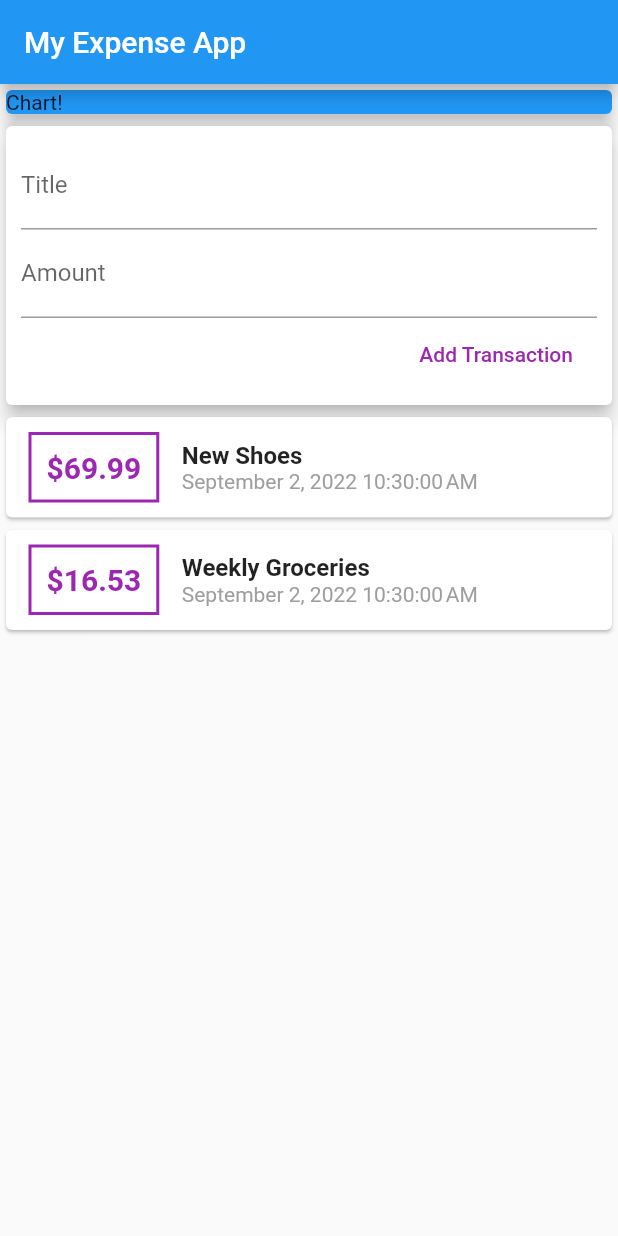
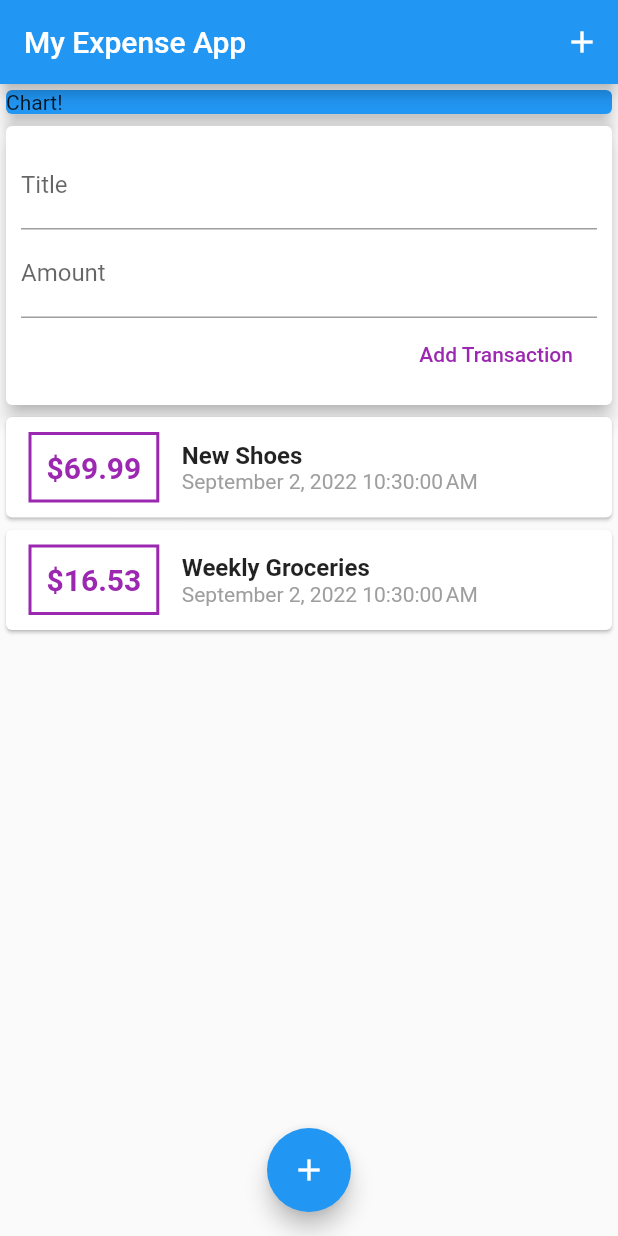
Before and after one commit to abdullah-bd/my_expense_app, a Flutter app: the screen it shows after launch, on a phone screen of 412 x 824 dp. Run offline on Flutter 3.47's test engine with Material 2 defaults, Android fonts, the phone set to English and light mode, and no system bars.

Commit message:
93 ends here. FAB and actions.

```diff
--- a/lib/main.dart
+++ b/lib/main.dart
@@ -28,6 +28,13 @@ class MyHomePage extends StatelessWidget {
     return Scaffold(
       appBar: AppBar(
         title: const Text('My Expense App'),
+        actions: [
+          IconButton(
+            icon: const Icon(Icons.add),
+            onPressed: () {
+            },
+          ),
+        ],
       ),
       body: SingleChildScrollView(
         child: Column(
@@ -46,6 +53,15 @@ class MyHomePage extends StatelessWidget {
           ],
         ),
       ),
+      floatingActionButtonLocation: FloatingActionButtonLocation.centerFloat,
+      floatingActionButton: FloatingActionButton(
+        child: const Icon(Icons.add),
+
+        onPressed: () {
+
+
+        },
+      ),
     );
   }
 }
--- a/lib/widgets/transaction_list.dart
+++ b/lib/widgets/transaction_list.dart
@@ -27,7 +27,7 @@ class TransactionList extends StatelessWidget {
                   decoration: BoxDecoration(
                       border: Border.all(color: Colors.purple, width: 2)),
                   child: Text(
-                    '\$${tx.amount}',
+                    '\$${tx.amount.toStringAsFixed(2)}',
                     style: TextStyle(
                       color: Colors.purple,
                       fontSize: 20,
@@ -56,7 +56,6 @@ class TransactionList extends StatelessWidget {
               ],
             ),
           );
-
         },
         itemCount: transactions.length,
       ),
```
